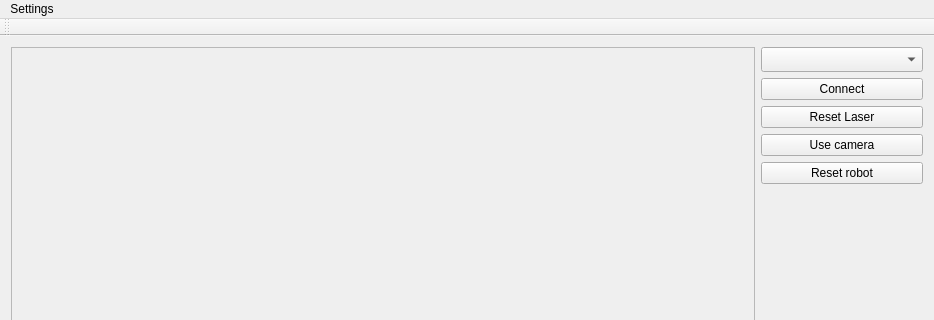
This is demoRMR/mainwindow.ui in KocurMaros/HMI as Qt 5 draws it before an edit; both pictures show x 0 to 934 and y 0 to 320 of the 934 by 680 pixel window. The edited form follows.
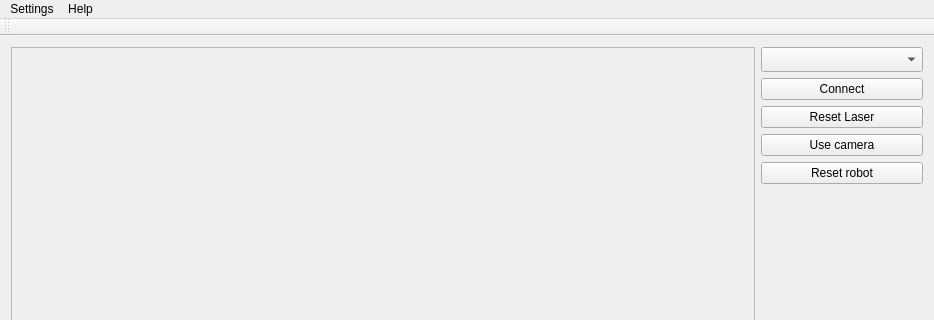
This is the edited form. Icons and pictures are not drawn.

Commit message: ui: help window

What changed in the file:
```diff
--- a/demoRMR/mainwindow.ui
+++ b/demoRMR/mainwindow.ui
@@ -285,7 +285,14 @@
     <addaction name="actionAdd_motion_buttons"/>
     <addaction name="actionChangeHand"/>
    </widget>
+   <widget class="QMenu" name="menuHelp">
+    <property name="title">
+     <string>Help</string>
+    </property>
+    <addaction name="actionShowHelp"/>
+   </widget>
    <addaction name="menuSettings"/>
+   <addaction name="menuHelp"/>
   </widget>
   <widget class="QToolBar" name="mainToolBar">
    <attribute name="toolBarArea">
```
Left out of the diff: 5 changed lines with no effect on the pictures. The commit also changes 6 other files.
